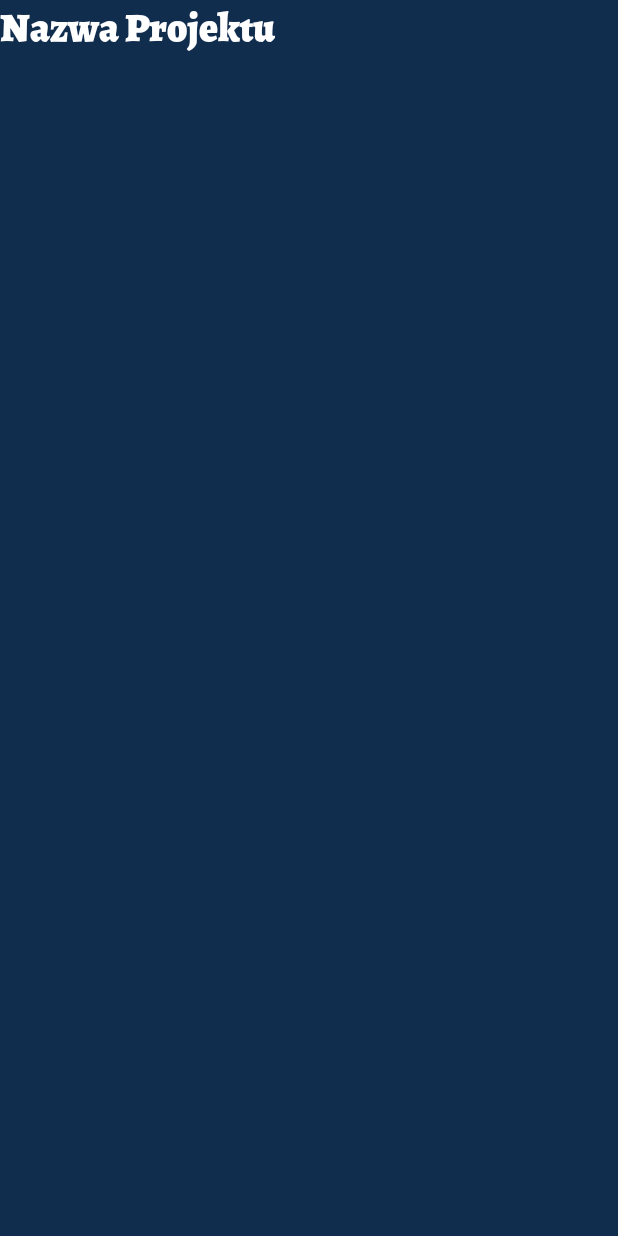
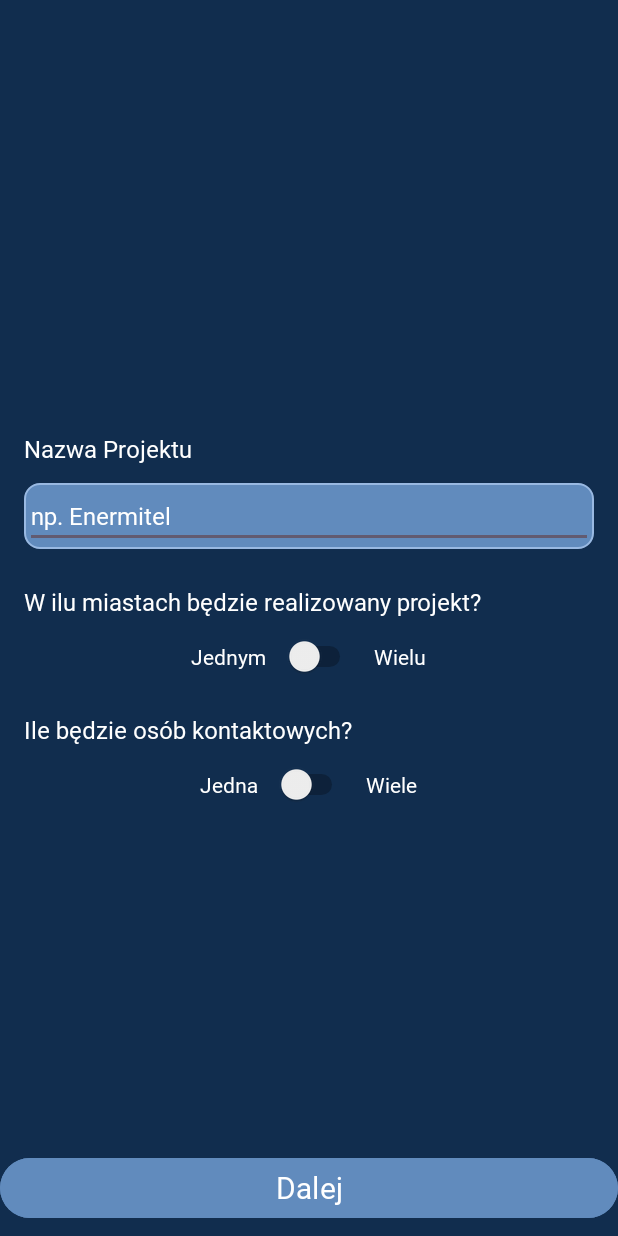
Before and after one commit to tobtor/VoltVortex, an Android app: the AddProjectWindowStep1 screen opened directly, with no data from a screen before it, on a phone screen of 412 x 824 dp. Run offline under Robolectric (Android 15) with nearby library versions, the phone set to English and light mode, and no system bars.

Commit message:
Complite layout for step 1 addProject

```diff
--- a/app/src/main/AndroidManifest.xml
+++ b/app/src/main/AndroidManifest.xml
@@ -13,7 +13,7 @@
         android:theme="@style/Theme.VoltVortex"
         tools:targetApi="31" >
         <activity
-            android:name=".AddProjectWindow"
+            android:name=".AddProjectWindowStep1"
             android:exported="false" />
         <activity
             android:name=".MainActivity"
--- a/app/src/main/java/com/example/voltvortex/AddProjectWindow.java
+++ b/app/src/main/java/com/example/voltvortex/AddProjectWindowStep1.java
@@ -3,11 +3,11 @@ package com.example.voltvortex;
 import androidx.appcompat.app.AppCompatActivity;
 import android.os.Bundle;
 
-public class AddProjectWindow extends AppCompatActivity {
+public class AddProjectWindowStep1 extends AppCompatActivity {
 
     @Override
     protected void onCreate(Bundle savedInstanceState) {
         super.onCreate(savedInstanceState);
-        setContentView(R.layout.activity_addproject_window);
+        setContentView(R.layout.activity_addproject_window_step1);
     }
 }
--- a/app/src/main/java/com/example/voltvortex/MainActivity.java
+++ b/app/src/main/java/com/example/voltvortex/MainActivity.java
@@ -3,7 +3,6 @@ package com.example.voltvortex;
 import android.content.Intent;
 import android.view.View;
 import android.widget.Button;
-import android.widget.PopupWindow;
 import androidx.appcompat.app.AppCompatActivity;
 import android.os.Bundle;
 
@@ -19,7 +18,7 @@ public class MainActivity extends AppCompatActivity {
         addProjectButton.setOnClickListener(new View.OnClickListener() {
             @Override
             public void onClick(View v) {
-                Intent intent = new Intent(MainActivity.this, AddProjectWindow.class);
+                Intent intent = new Intent(MainActivity.this, AddProjectWindowStep1.class);
                 startActivity(intent);
             }
         });
--- /dev/null
+++ b/app/src/main/res/drawable/radius.xml
@@ -0,0 +1,14 @@
+<?xml version="1.0" encoding="utf-8"?>
+<shape xmlns:android="http://schemas.android.com/apk/res/android">
+    <solid android:color="@color/buttonNormalColor"/>
+
+    <stroke android:width="1dp"
+            android:color="@color/strokeSecondaryColor"/>
+
+    <padding android:left="1dp"
+             android:top="1dp"
+             android:right="1dp"
+             android:bottom="1dp"/>
+
+    <corners android:radius="10dp"/>
+</shape>
--- a/app/src/main/res/font/font.xml
+++ b/app/src/main/res/font/font.xml
@@ -1,6 +1,6 @@
 <?xml version="1.0" encoding="utf-8"?>
 <font-family xmlns:android="http://schemas.android.com/apk/res/android">
 
-    <font name="android:themeFont"></font>
+
 
 </font-family>
--- a/app/src/main/res/layout/activity_addproject_window.xml
+++ /dev/null
@@ -1,22 +0,0 @@
-<?xml version="1.0" encoding="utf-8"?>
-<androidx.constraintlayout.widget.ConstraintLayout
-    xmlns:android="http://schemas.android.com/apk/res/android"
-    xmlns:tools="http://schemas.android.com/tools"
-    xmlns:app="http://schemas.android.com/apk/res-auto"
-    android:layout_width="match_parent"
-    android:layout_height="match_parent"
-    android:background="@color/backgroudColor"
-    tools:context=".AddProjectWindow">
-
-  <TextView
-          android:text="Nazwa Projektu"
-          android:layout_width="wrap_content"
-          android:layout_height="wrap_content"
-          android:id="@+id/textNazwaProjektu"
-          android:textSize="40px"
-          android:textColor="@color/white"
-          tools:layout_editor_absoluteY="20dp"
-          tools:layout_editor_absoluteX="20dp"
-          tools:ignore="MissingConstraints"/>
-
-</androidx.constraintlayout.widget.ConstraintLayout>
--- /dev/null
+++ b/app/src/main/res/layout/activity_addproject_window_step1.xml
@@ -0,0 +1,139 @@
+<?xml version="1.0" encoding="utf-8"?>
+<androidx.constraintlayout.widget.ConstraintLayout
+    xmlns:android="http://schemas.android.com/apk/res/android"
+    xmlns:tools="http://schemas.android.com/tools"
+    xmlns:app="http://schemas.android.com/apk/res-auto"
+    android:layout_width="match_parent"
+    android:layout_height="match_parent"
+    android:background="@color/backgroudColor"
+    tools:context=".AddProjectWindowStep1">
+
+
+  <LinearLayout
+          android:orientation="vertical"
+          android:layout_width="match_parent"
+          android:layout_height="wrap_content"
+          app:layout_constraintTop_toTopOf="parent"
+          app:layout_constraintBottom_toBottomOf="parent"
+          app:layout_constraintStart_toStartOf="parent"
+          android:layout_marginStart="16dp"
+          app:layout_constraintEnd_toEndOf="parent"
+          android:layout_marginEnd="16dp">
+    <TextView
+            android:text="Nazwa Projektu"
+            android:layout_width="wrap_content"
+            android:layout_height="wrap_content"
+            android:id="@+id/textNazwaProjektu"
+            android:textSize="16sp"
+            android:textColor="@color/white"
+            tools:ignore="MissingConstraints"/>
+
+    <FrameLayout
+            android:layout_width="match_parent"
+            android:layout_height="match_parent"
+            android:background="@drawable/radius"
+            android:layout_marginTop="12dp">
+
+      <EditText
+              android:layout_width="match_parent"
+              android:layout_height="wrap_content"
+              android:inputType="textLongMessage"
+              tools:ignore="MissingConstraints"
+              android:text="np. Enermitel"
+              android:id="@+id/editTextNazwaProjektu"
+              android:textSize="16sp"
+              android:textColor="@color/white"
+              android:fontFamily="@font/truenolight"/>
+    </FrameLayout>
+
+    <TextView
+            android:text="W ilu miastach będzie realizowany projekt?"
+            android:layout_width="wrap_content"
+            android:layout_height="wrap_content"
+            android:id="@+id/textDodajProjektPytanie1"
+            android:layout_marginTop="24dp"
+            android:textSize="16sp"
+            android:textColor="@color/white"
+            tools:ignore="MissingConstraints"/>
+
+    <LinearLayout
+            android:orientation="horizontal"
+            android:layout_width="match_parent"
+            android:layout_height="wrap_content"
+            android:layout_marginTop="12dp"
+            android:gravity="center_horizontal">
+      <TextView
+              android:text="Jednym"
+              android:layout_width="wrap_content"
+              android:layout_height="wrap_content"
+              android:id="@+id/textDodajProjektPytanie1Opcja1"
+              android:textColor="@color/white"
+              android:layout_marginRight="12dp"/>
+      <Switch
+              android:layout_width="wrap_content"
+              android:layout_height="wrap_content"
+              android:id="@+id/switchDodajProjektPytanie1"
+              tools:ignore="UseSwitchCompatOrMaterialXml"/>
+      <TextView
+              android:text="Wielu"
+              android:layout_width="wrap_content"
+              android:layout_height="wrap_content"
+              android:id="@+id/textDodajProjektPytanie1Opcja2"
+              android:textColor="@color/white"
+              android:layout_marginLeft="12dp"/>
+    </LinearLayout>
+    <TextView
+            android:text="Ile będzie osób kontaktowych?"
+            android:layout_width="wrap_content"
+            android:layout_height="wrap_content"
+            android:id="@+id/textDodajProjektPytanie2"
+            android:layout_marginTop="24dp"
+            android:textSize="16sp"
+            android:textColor="@color/white"
+            tools:ignore="MissingConstraints"/>
+    <LinearLayout
+            android:orientation="horizontal"
+            android:layout_width="match_parent"
+            android:layout_height="wrap_content"
+            android:layout_marginTop="12dp"
+            android:gravity="center_horizontal">
+      <TextView
+              android:text="Jedna"
+              android:layout_width="wrap_content"
+              android:layout_height="wrap_content"
+              android:id="@+id/textDodajProjektPytanie2Opcja1"
+              android:textColor="@color/white"
+              android:layout_marginRight="12dp"/>
+      <Switch
+              android:layout_width="wrap_content"
+              android:layout_height="wrap_content"
+              android:id="@+id/switchDodajProjektPytanie2"
+              tools:ignore="UseSwitchCompatOrMaterialXml"/>
+      <TextView
+              android:text="Wiele"
+              android:layout_width="wrap_content"
+              android:layout_height="wrap_content"
+              android:id="@+id/textDodajProjektPytanie2Opcja2"
+              android:textColor="@color/white"
+              android:layout_marginLeft="12dp"/>
+    </LinearLayout>
+
+
+  </LinearLayout>
+  <LinearLayout
+          android:orientation="horizontal"
+          android:layout_width="match_parent"
+          android:layout_height="wrap_content" app:layout_constraintBottom_toBottomOf="parent">
+    <Button
+            android:text="Dalej"
+            android:layout_width="wrap_content"
+            android:layout_height="wrap_content"
+            android:backgroundTint="@color/buttonNormalColor"
+            android:id="@+id/buttonZatwierdzProjekt"
+            android:layout_weight="1"
+            android:textSize="20sp"
+            android:layout_marginBottom="8dp"/>
+  </LinearLayout>
+
+
+</androidx.constraintlayout.widget.ConstraintLayout>
--- a/app/src/main/res/layout/activity_main.xml
+++ b/app/src/main/res/layout/activity_main.xml
@@ -7,15 +7,25 @@
         android:layout_height="match_parent"
         android:background="@color/backgroudColor"
         tools:context=".MainActivity">
-    <Button
-            android:text="Dodaj Projekt"
-            android:layout_width="wrap_content"
-            android:layout_height="wrap_content"
-            android:id="@+id/addProjectButton"
-            android:backgroundTint="@color/buttonNormalColor"
-            app:layout_constraintEnd_toEndOf="parent"
-            app:layout_constraintStart_toStartOf="parent"
-            app:layout_constraintBottom_toBottomOf="parent" app:layout_constraintHorizontal_bias="0.498"
-            android:layout_marginBottom="16dp"/>
+    <LinearLayout
+            android:orientation="vertical"
+            android:layout_width="match_parent"
+            android:layout_height="match_parent"
+            app:layout_constraintBottom_toTopOf="@+id/linearLayout">
+    </LinearLayout>
+    <LinearLayout
+            android:orientation="horizontal"
+            android:layout_width="match_parent"
+            android:layout_height="wrap_content" app:layout_constraintBottom_toBottomOf="parent"
+            android:id="@+id/linearLayout">
+        <Button
+                android:text="Dodaj Projekt"
+                android:layout_width="match_parent"
+                android:layout_height="wrap_content"
+                android:id="@+id/addProjectButton"
+                android:backgroundTint="@color/buttonNormalColor"
+                android:textSize="20sp"
+                android:layout_marginBottom="8dp"/>
+    </LinearLayout>
 
 </androidx.constraintlayout.widget.ConstraintLayout>
--- a/app/src/main/res/values/colors.xml
+++ b/app/src/main/res/values/colors.xml
@@ -7,6 +7,7 @@
     <color name="backgroudColor">#112D4E</color>
     <color name="buttonNormalColor">#618BBD</color>
     <color name="buttonHighLightColor">#3E5D82</color>
-    <color name="strokeColor">#99B9E2</color>
+    <color name="strokeMaicColor">#A2C3EC</color>
+    <color name="strokeSecondaryColor">#99B9E2</color>
 
 </resources>
--- a/app/src/main/res/values/themes.xml
+++ b/app/src/main/res/values/themes.xml
@@ -4,9 +4,11 @@
         <!-- Customize your light theme here. -->
         <!-- <item name="colorPrimary">@color/my_light_primary</item> -->
 
-        <item name="android:fontFamily">@font/alegreyablack</item>
+        <!-- Set main font in app to trueno -->
+        <item name="android:fontFamily">@font/trueno</item>
 
     </style>
 
     <style name="Theme.VoltVortex" parent="Base.Theme.VoltVortex"/>
+
 </resources>
```
Also changed, not shown: app/src/main/res/font/alegreyablack.otf (deleted).
